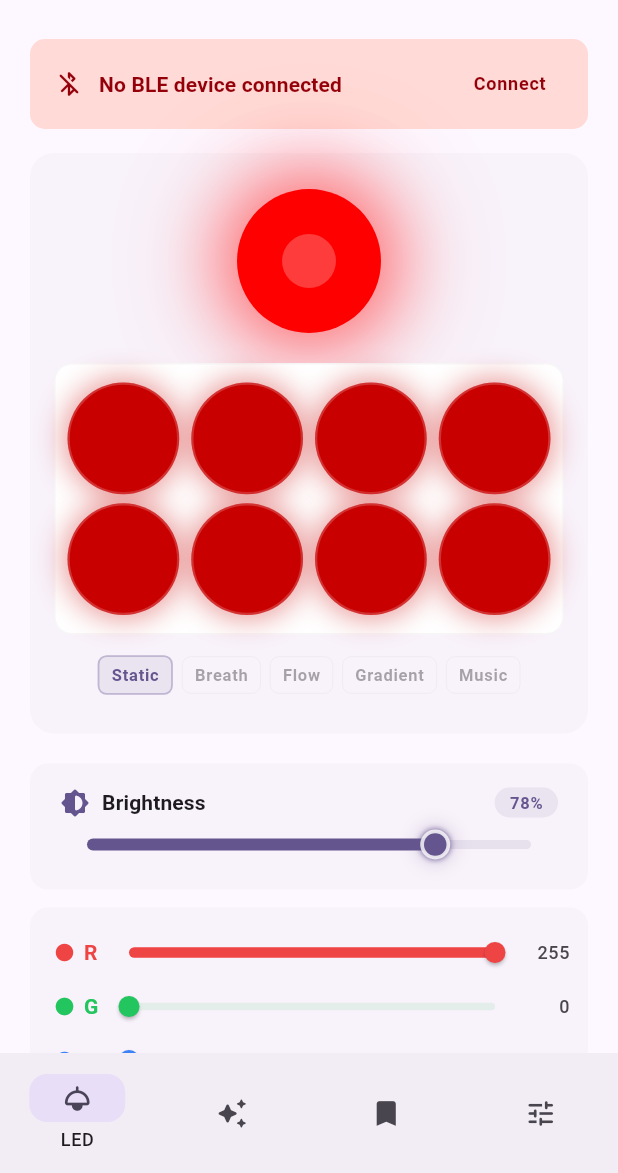
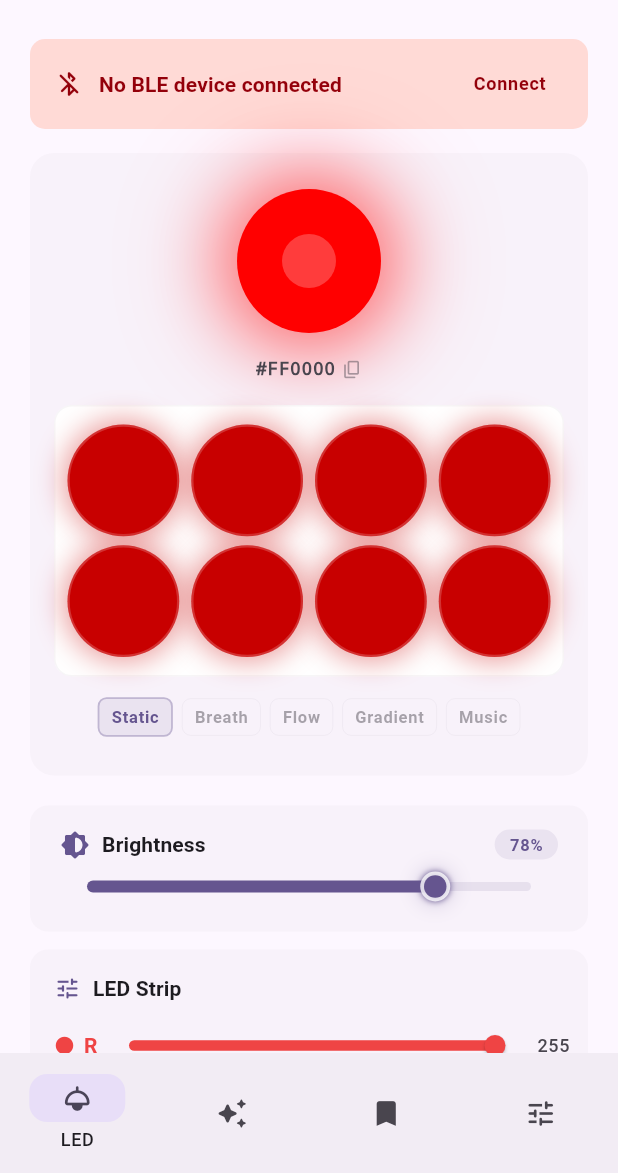
Before and after one commit to DeliciousBuding/fpga-electronic-measurement-labs, a Flutter app: the screen it shows after launch, on a phone screen of 412 x 824 dp, the part 63-1236 px from its top. Run offline on Flutter 3.47's test engine with Material 3 defaults, Android fonts, the phone set to English and light mode, and no system bars; drawn by our look-alikes of dynamic_color; our stand-ins replace flutter_blue_plus, flutter_riverpod, logger, shared_preferences; Roboto replaces fonts that are missing (MiSans).

Commit message:
feat: UX polish — hex display, scene feedback, animation optimization
- Add tappable hex color display with copy-to-clipboard in ColorHero
- Add scene loaded SnackBar feedback when tapping a scene card
- Add LED Strip card header for RGB sliders section
- _ColorHero: only run animation ticker in breath/flow/gradient modes
  (static mode now stops the ticker, saving CPU/battery)
- _LedDot: read ColorScheme from context instead of constructor param
- Add i18n keys: sceneLoaded (zh/en)

Co-Authored-By: Claude <noreply@anthropic.com>

```diff
--- a/app/lib/l10n/app_en.arb
+++ b/app/lib/l10n/app_en.arb
@@ -91,6 +91,12 @@
   "sceneOcean": "Ocean",
   "sceneWarmSun": "Warm Sun",
   "sceneLightning": "Lightning",
+  "sceneLoaded": "Loaded「{name}」",
+  "@sceneLoaded": {
+    "placeholders": {
+      "name": { "type": "String" }
+    }
+  },
 
   "scanTitle": "Scan BLE Devices",
   "scanHint": "Make sure CH9143 BLE module is powered on",
--- a/app/lib/l10n/app_localizations.dart
+++ b/app/lib/l10n/app_localizations.dart
@@ -398,6 +398,12 @@ abstract class AppLocalizations {
   /// **'电光'**
   String get sceneLightning;
 
+  /// No description provided for @sceneLoaded.
+  ///
+  /// In zh, this message translates to:
+  /// **'已加载「{name}」'**
+  String sceneLoaded(String name);
+
   /// No description provided for @scanTitle.
   ///
   /// In zh, this message translates to:
--- a/app/lib/l10n/app_localizations_en.dart
+++ b/app/lib/l10n/app_localizations_en.dart
@@ -171,6 +171,11 @@ class AppLocalizationsEn extends AppLocalizations {
   String get sceneLightning => 'Lightning';
 
   @override
+  String sceneLoaded(String name) {
+    return 'Loaded「$name」';
+  }
+
+  @override
   String get scanTitle => 'Scan BLE Devices';
 
   @override
--- a/app/lib/l10n/app_localizations_zh.dart
+++ b/app/lib/l10n/app_localizations_zh.dart
@@ -171,6 +171,11 @@ class AppLocalizationsZh extends AppLocalizations {
   String get sceneLightning => '电光';
 
   @override
+  String sceneLoaded(String name) {
+    return '已加载「$name」';
+  }
+
+  @override
   String get scanTitle => '扫描蓝牙设备';
 
   @override
--- a/app/lib/l10n/app_zh.arb
+++ b/app/lib/l10n/app_zh.arb
@@ -92,6 +92,12 @@
   "sceneOcean": "深海",
   "sceneWarmSun": "暖阳",
   "sceneLightning": "电光",
+  "sceneLoaded": "已加载「{name}」",
+  "@sceneLoaded": {
+    "placeholders": {
+      "name": { "type": "String" }
+    }
+  },
 
   "scanTitle": "扫描蓝牙设备",
   "scanHint": "请确保 CH9143 BLE 模块已上电",
--- a/app/lib/pages/main_shell.dart
+++ b/app/lib/pages/main_shell.dart
@@ -220,9 +220,25 @@ class _ColorHeroState extends State<_ColorHero> with SingleTickerProviderStateMi
   @override
   void initState() {
     super.initState();
-    _ticker = AnimationController(vsync: this, duration: const Duration(seconds: 3))..repeat();
+    _ticker = AnimationController(vsync: this, duration: const Duration(seconds: 3));
     _anim = CurvedAnimation(parent: _ticker, curve: Curves.easeInOut);
+    _updateAnimation();
   }
+
+  @override
+  void didUpdateWidget(covariant _ColorHero old) {
+    super.didUpdateWidget(old);
+    if (old.mode != widget.mode) _updateAnimation();
+  }
+
+  void _updateAnimation() {
+    if (widget.mode >= 1 && widget.mode <= 3) {
+      if (!_ticker.isAnimating) _ticker.repeat();
+    } else {
+      _ticker.stop();
+    }
+  }
+
   @override
   void dispose() { _ticker.dispose(); super.dispose(); }
 
@@ -293,12 +309,29 @@ class _ColorHeroState extends State<_ColorHero> with SingleTickerProviderStateMi
                 ),
               )),
             )),
-            const SizedBox(height: 20),
+            const SizedBox(height: 12),
+            // hex label
+            Builder(builder: (context) {
+              final hex = '#${widget.color.toARGB32().toRadixString(16).substring(2).toUpperCase()}';
+              return Tooltip(
+                message: t.copyHexTooltip(hex),
+                child: InkWell(
+                  borderRadius: BorderRadius.circular(8),
+                  onTap: () { Clipboard.setData(ClipboardData(text: hex)); ScaffoldMessenger.of(context).showSnackBar(SnackBar(content: Text(t.hexCopied(hex)), behavior: SnackBarBehavior.floating, duration: const Duration(seconds: 1))); },
+                  child: Padding(padding: const EdgeInsets.symmetric(horizontal: 12, vertical: 4), child: Row(mainAxisSize: MainAxisSize.min, mainAxisAlignment: MainAxisAlignment.center, children: [
+                    Text(hex, style: Theme.of(context).textTheme.bodySmall?.copyWith(fontWeight: FontWeight.w600, fontFamily: 'monospace', color: cs.onSurfaceVariant)),
+                    const SizedBox(width: 4),
+                    Icon(Icons.copy_rounded, size: 14, color: cs.onSurfaceVariant.withAlpha(120)),
+                  ])),
+                ),
+              );
+            }),
+            const SizedBox(height: 12),
             // LED dots strip
             Container(padding: const EdgeInsets.symmetric(horizontal: 8, vertical: 12), decoration: BoxDecoration(borderRadius: BorderRadius.circular(12), color: cs.surfaceContainerLowest, border: Border.all(color: cs.outlineVariant.withAlpha(40))), child: Column(children: [
-              Row(spacing: 8, children: List.generate(4, (i) => _LedDot(color: _ledColor(i, base), cs: cs))),
+              Row(spacing: 8, children: List.generate(4, (i) => _LedDot(color: _ledColor(i, base)))),
               const SizedBox(height: 6),
-              Row(spacing: 8, children: List.generate(4, (i) => _LedDot(color: _ledColor(i + 4, base), cs: cs))),
+              Row(spacing: 8, children: List.generate(4, (i) => _LedDot(color: _ledColor(i + 4, base)))),
             ])),
             const SizedBox(height: 12),
             // mode badges
@@ -321,11 +354,12 @@ class _ColorHeroState extends State<_ColorHero> with SingleTickerProviderStateMi
 }
 
 class _LedDot extends StatelessWidget {
-  final Color color; final ColorScheme cs;
-  const _LedDot({required this.color, required this.cs});
+  final Color color;
+  const _LedDot({required this.color});
 
   @override
   Widget build(BuildContext context) {
+    final cs = Theme.of(context).colorScheme;
     final lit = color.computeLuminance() > 0.06;
     return Expanded(
       child: AspectRatio(aspectRatio: 1,
@@ -391,13 +425,19 @@ class _ColorSlidersCard extends StatelessWidget {
   final int r, g, b; final ValueChanged<int> onR, onG, onB;
   const _ColorSlidersCard({required this.r, required this.g, required this.b, required this.onR, required this.onG, required this.onB});
   @override
-  Widget build(BuildContext context) => Card(shape: RoundedRectangleBorder(borderRadius: BorderRadius.circular(12)),
-    child: Padding(padding: const EdgeInsets.fromLTRB(16, 16, 12, 12), child: Column(children: [
-      _SliverRow(label: 'R', icon: Icons.circle, value: r, color: const Color(0xFFEF4444), onChanged: onR),
-      const SizedBox(height: 8), _SliverRow(label: 'G', icon: Icons.circle, value: g, color: const Color(0xFF22C55E), onChanged: onG),
+  Widget build(BuildContext context) {
+    final cs = Theme.of(context).colorScheme;
+    final t = AppLocalizations.of(context)!;
+    return Card(shape: RoundedRectangleBorder(borderRadius: BorderRadius.circular(12)),
+      child: Padding(padding: const EdgeInsets.fromLTRB(16, 16, 12, 12), child: Column(children: [
+        Row(children: [Icon(Icons.tune_rounded, size: 18, color: cs.primary), const SizedBox(width: 8), Text(t.ledStrip, style: Theme.of(context).textTheme.titleSmall?.copyWith(fontWeight: FontWeight.w600, color: cs.onSurface))]),
+        const SizedBox(height: 14),
+        _SliverRow(label: 'R', icon: Icons.circle, value: r, color: const Color(0xFFEF4444), onChanged: onR),
+        const SizedBox(height: 8), _SliverRow(label: 'G', icon: Icons.circle, value: g, color: const Color(0xFF22C55E), onChanged: onG),
       const SizedBox(height: 8), _SliverRow(label: 'B', icon: Icons.circle, value: b, color: const Color(0xFF3B82F6), onChanged: onB),
     ])),
   );
+}
 }
 
 class _SliverRow extends StatelessWidget {
@@ -665,7 +705,7 @@ class _SceneTab extends ConsumerWidget {
             return Card(shape: RoundedRectangleBorder(borderRadius: BorderRadius.circular(14), side: saved ? BorderSide(color: accent.withAlpha(120), width: 1.5) : BorderSide(color: cs.outlineVariant.withAlpha(60))),
               color: saved ? accent.withAlpha(15) : cs.surfaceContainerLow,
               child: InkWell(borderRadius: BorderRadius.circular(14),
-                onTap: () { HapticFeedback.selectionClick(); ble.loadScene(i); Future.delayed(const Duration(milliseconds: 300), () => ble.queryStatus()); },
+                onTap: () { HapticFeedback.selectionClick(); ble.loadScene(i); ScaffoldMessenger.of(context).showSnackBar(SnackBar(content: Text(t.sceneLoaded(scene.$3)), duration: const Duration(seconds: 1), behavior: SnackBarBehavior.floating)); Future.delayed(const Duration(milliseconds: 300), () => ble.queryStatus()); },
                 onLongPress: () { HapticFeedback.mediumImpact(); ble.saveScene(i); ref.read(deviceProvider.notifier).markSceneSaved(i); ScaffoldMessenger.of(context).showSnackBar(SnackBar(content: Text(t.sceneSaved(scene.$3)), duration: const Duration(seconds: 1), behavior: SnackBarBehavior.floating)); },
                 child: Padding(padding: const EdgeInsets.all(12), child: Column(mainAxisAlignment: MainAxisAlignment.center, children: [
                   Stack(clipBehavior: Clip.none, children: [
```
